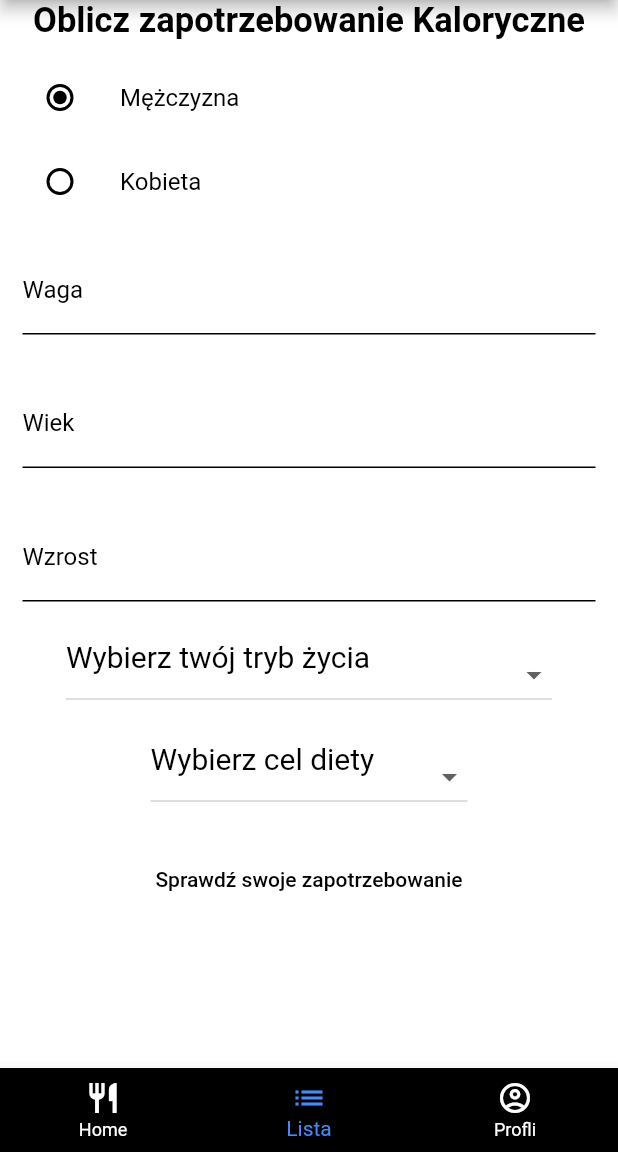
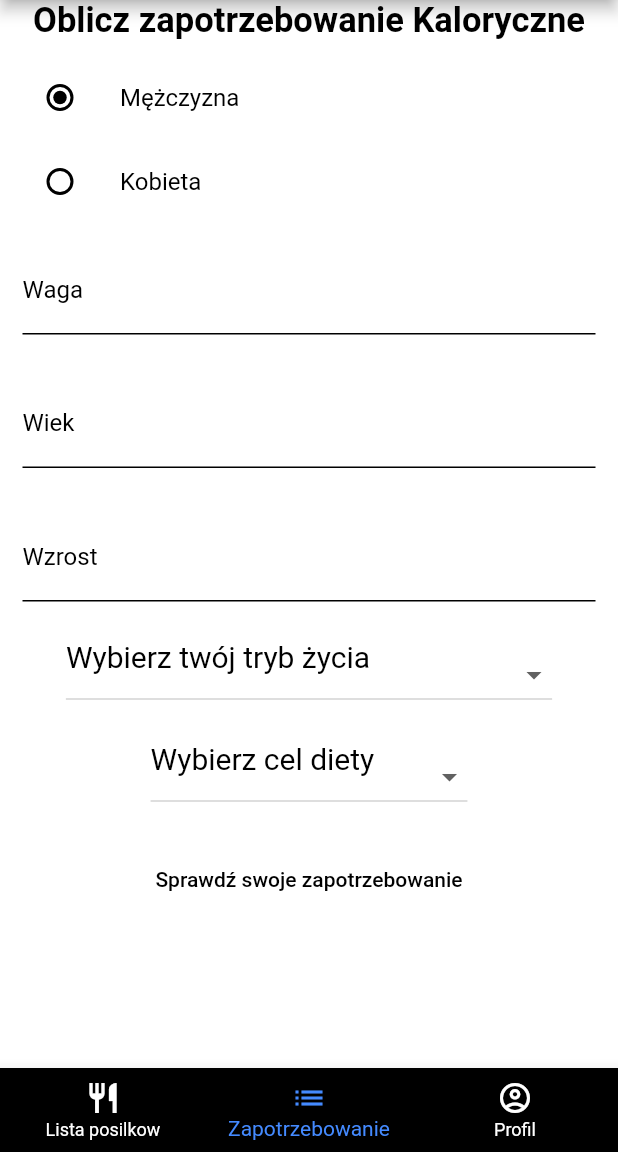
Before and after one commit to Kuzure/Calories_Counter, a Flutter app: the MyHomePage screen opened directly, item 2 of the bottom bar chosen, on a phone screen of 412 x 824 dp, the part 84-1236 px from its top. Run offline on Flutter 3.47's test engine with Material 2 defaults, Android fonts, the phone set to English and light mode, and no system bars; our stand-ins replace cloud_firestore, firebase_auth, firebase_core, fluttertoast, getwidget, shared_preferences; missing offline and left inert: flutter_barcode_scanner, uuid_type; accounts and stored records are empty.

Commit message:
addmeal changes, meallist changes

```diff
--- a/lib/components/demand.dart
+++ b/lib/components/demand.dart
@@ -157,7 +157,7 @@ class _Demend extends State<Demend> {
             Padding(
               padding: const EdgeInsets.all(10),
               child: DropdownButton<String>(
-                dropdownColor: Colors.black,
+                dropdownColor: Colors.white,
                 value: selectedItem,
                 style: const TextStyle(color: Colors.black, fontSize: 20),
                 onChanged: (String? string) =>
@@ -178,7 +178,7 @@ class _Demend extends State<Demend> {
             Padding(
               padding: const EdgeInsets.all(10),
               child: DropdownButton<String>(
-                dropdownColor: Colors.black,
+                dropdownColor: Colors.white,
                 value: selectCel,
                 style: const TextStyle(color: Colors.black, fontSize: 20),
                 onChanged: (String? string) =>
--- a/lib/components/home.dart
+++ b/lib/components/home.dart
@@ -32,15 +32,15 @@ class _MyHomePage extends State<MyHomePage> {
           items: const [
             BottomNavigationBarItem(
               icon: Icon(Icons.restaurant),
-              label: 'Home',
+              label: 'Lista posilkow',
             ),
             BottomNavigationBarItem(
               icon: Icon(Icons.list),
-              label: 'Lista',
+              label: 'Zapotrzebowanie',
             ),
             BottomNavigationBarItem(
               icon: Icon(Icons.account_circle_outlined),
-              label: 'Profli',
+              label: 'Profil',
             ),
           ],
           backgroundColor: Colors.black,
```
Also changed, not shown: lib/components/calculate.dart (+9 -5 lines), lib/components/meals.dart (+11 -7 lines), assets/icons/logo3.png (added), pubspec.lock, 2 other files.
